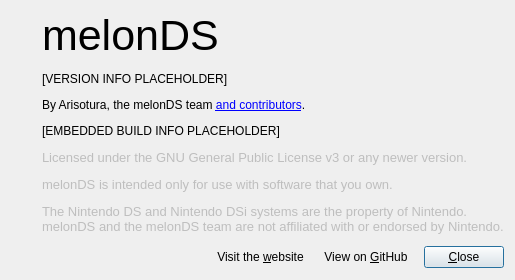
Before: the Qt Designer form src/frontend/qt_sdl/AboutDialog.ui in melonDS-emu/melonDS, drawn with Qt 5.
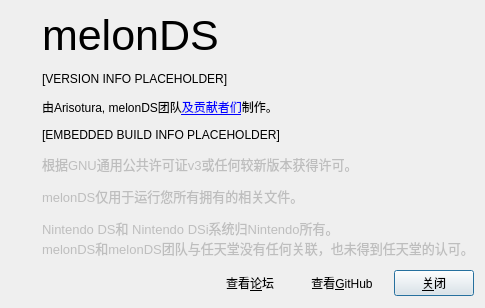
After: the same form once the commit is applied. Icons and pictures are not drawn.

The edit to the form file:
```diff
--- a/src/frontend/qt_sdl/AboutDialog.ui
+++ b/src/frontend/qt_sdl/AboutDialog.ui
@@ -131,7 +131,7 @@
           <bool>true</bool>
          </property>
          <property name="text">
-          <string>By Arisotura, the melonDS team &lt;a href=&quot;https://github.com/melonDS-emu/melonDS/graphs/contributors&quot;&gt;and contributors&lt;/a&gt;.</string>
+          <string>由Arisotura, melonDS团队&lt;a href=&quot;https://github.com/melonDS-emu/melonDS/graphs/contributors&quot;&gt;及贡献者们&lt;/a&gt;制作。</string>
          </property>
          <property name="openExternalLinks">
           <bool>true</bool>
@@ -162,7 +162,7 @@
           </font>
          </property>
          <property name="text">
-          <string>&lt;html&gt;&lt;head/&gt;&lt;body&gt;&lt;p&gt;Licensed under the GNU General Public License v3 or any newer version.&lt;/p&gt;&lt;p&gt;melonDS is intended only for use with software that you own.&lt;/p&gt;&lt;p&gt;The Nintendo DS and Nintendo DSi systems are the property of Nintendo.&lt;br /&gt;melonDS and the melonDS team are not affiliated with or endorsed by Nintendo.&lt;/p&gt;&lt;/body&gt;&lt;/html&gt;</string>
+          <string>&lt;html&gt;&lt;head/&gt;&lt;body&gt;&lt;p&gt;根据GNU通用公共许可证v3或任何较新版本获得许可。&lt;/p&gt;&lt;p&gt;melonDS仅用于运行您所有拥有的相关文件。&lt;/p&gt;&lt;p&gt;Nintendo DS和 Nintendo DSi系统归Nintendo所有。&lt;br /&gt;melonDS和melonDS团队与任天堂没有任何关联，也未得到任天堂的认可。&lt;/p&gt;&lt;/body&gt;&lt;/html&gt;</string>
          </property>
          <property name="textFormat">
           <enum>Qt::TextFormat::RichText</enum>
@@ -206,7 +206,7 @@
         <bool>true</bool>
        </property>
        <property name="text">
-        <string>Visit the &amp;website</string>
+        <string>查看&amp;论坛</string>
        </property>
        <property name="flat">
         <bool>true</bool>
@@ -219,7 +219,7 @@
         <bool>true</bool>
        </property>
        <property name="text">
-        <string>View on &amp;GitHub</string>
+        <string>查看&amp;GitHub</string>
        </property>
        <property name="flat">
         <bool>true</bool>
@@ -232,7 +232,7 @@
         <bool>true</bool>
        </property>
        <property name="text">
-        <string>&amp;Close</string>
+        <string>&amp;关闭</string>
        </property>
        <property name="default">
         <bool>true</bool>
```
Left out of the diff: 2 changed lines with no effect on the pictures.
